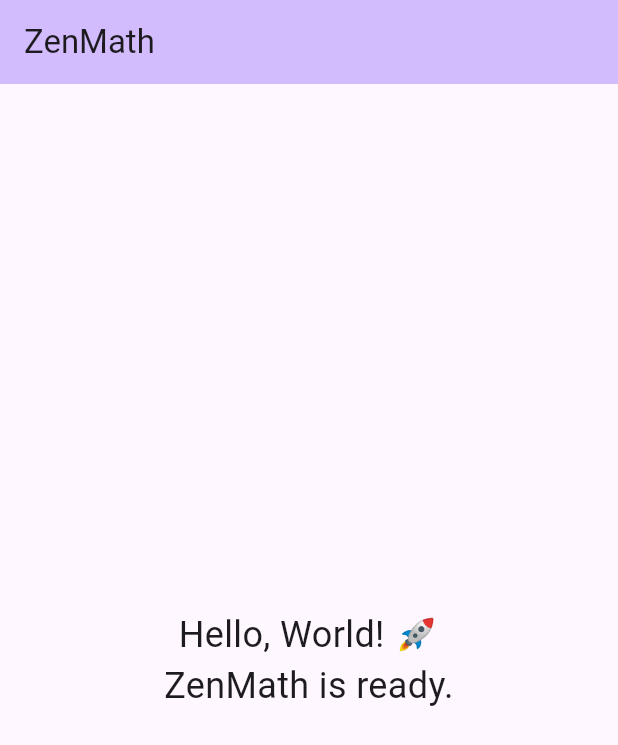
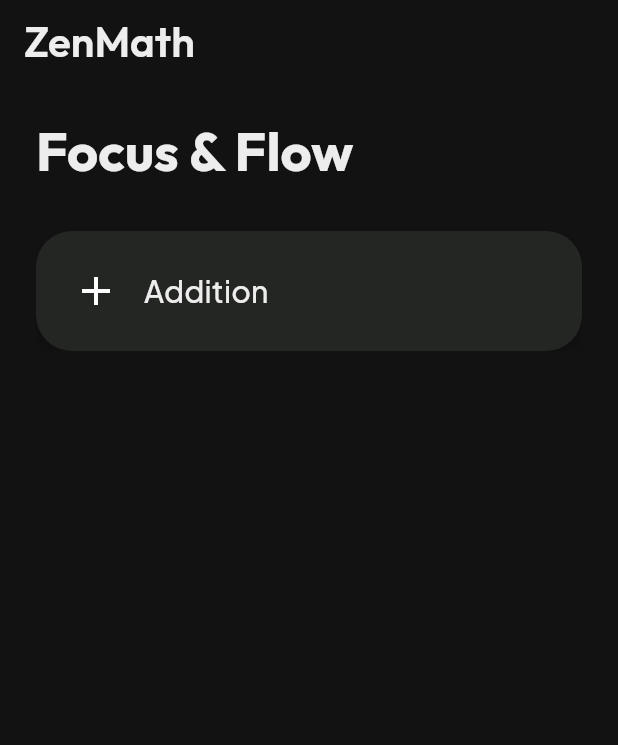
Before and after one commit to liebertjohan-art/zenmath, a Flutter app: the screen it shows after launch, on a phone screen of 412 x 824 dp. Shown: the top 745 px of the screen. Run offline on Flutter 3.47's test engine with Material 3 defaults, Android fonts, the phone set to English and light mode, and no system bars; our stand-ins replace flutter_riverpod, go_router, google_fonts.

Commit message:
feat(phase0): implement foundation, design system and base widgets

```diff
--- /dev/null
+++ b/lib/core/theme/app_theme.dart
@@ -0,0 +1,79 @@
+import 'package:flutter/material.dart';
+import 'package:google_fonts/google_fonts.dart';
+import 'zen_colors.dart';
+
+class AppTheme {
+  static ThemeData get darkTheme {
+    final textTheme = TextTheme(
+      displayLarge: GoogleFonts.outfit(
+        fontSize: 48,
+        fontWeight: FontWeight.bold,
+        color: ZenColors.textPrimary,
+      ),
+      displayMedium: GoogleFonts.outfit(
+        fontSize: 36,
+        fontWeight: FontWeight.bold,
+        color: ZenColors.textPrimary,
+      ),
+      titleLarge: GoogleFonts.outfit(
+        fontSize: 28,
+        fontWeight: FontWeight.w600,
+        color: ZenColors.textPrimary,
+      ),
+      titleMedium: GoogleFonts.plusJakartaSans(
+        fontSize: 20,
+        fontWeight: FontWeight.w500,
+        color: ZenColors.textPrimary,
+      ),
+      bodyLarge: GoogleFonts.plusJakartaSans(
+        fontSize: 16,
+        fontWeight: FontWeight.normal,
+        color: ZenColors.textPrimary,
+      ),
+      bodyMedium: GoogleFonts.plusJakartaSans(
+        fontSize: 14,
+        fontWeight: FontWeight.normal,
+        color: ZenColors.textPrimary,
+      ),
+      labelLarge: GoogleFonts.plusJakartaSans(
+        fontSize: 16,
+        fontWeight: FontWeight.w600,
+        color: ZenColors.zenGold,
+      ),
+      labelSmall: GoogleFonts.plusJakartaSans(
+        fontSize: 12,
+        fontWeight: FontWeight.w500,
+        color: ZenColors.textSecondary,
+      ),
+    );
+
+    return ThemeData(
+      useMaterial3: true,
+      brightness: Brightness.dark,
+      scaffoldBackgroundColor: ZenColors.midnightBlack,
+      primaryColor: ZenColors.zenGold,
+      colorScheme: const ColorScheme.dark(
+        primary: ZenColors.zenGold,
+        secondary: ZenColors.sageGreen,
+        surface: ZenColors.deepSlate,
+        error: ZenColors.softCoral,
+        onPrimary: ZenColors.midnightBlack,
+        onSurface: ZenColors.textPrimary,
+      ),
+      textTheme: textTheme,
+      cardTheme: CardTheme(
+        color: ZenColors.deepSlate,
+        elevation: 0,
+        shape: RoundedRectangleBorder(
+          borderRadius: BorderRadius.circular(24.0),
+        ),
+      ),
+      appBarTheme: const AppBarTheme(
+        backgroundColor: Colors.transparent,
+        elevation: 0,
+        centerTitle: false,
+        scrolledUnderElevation: 0,
+      ),
+    );
+  }
+}
--- /dev/null
+++ b/lib/core/theme/zen_colors.dart
@@ -0,0 +1,16 @@
+import 'package:flutter/material.dart';
+
+class ZenColors {
+  // Background & Surface
+  static const Color midnightBlack = Color(0xFF121212);
+  static const Color deepSlate = Color(0xFF242623);
+
+  // Brand & Accents
+  static const Color zenGold = Color(0xFFD4AF37);
+  static const Color sageGreen = Color(0xFF8BA888);
+  static const Color softCoral = Color(0xFFE07A5F);
+
+  // Text
+  static const Color textPrimary = Color(0xFFEDEDED);
+  static const Color textSecondary = Color(0xFFA0A0A0);
+}
--- /dev/null
+++ b/lib/core/theme/zen_spacing.dart
@@ -0,0 +1,20 @@
+import 'package:flutter/material.dart';
+
+class ZenSpacing {
+  static const double xs = 8.0;
+  static const double sm = 16.0;
+  static const double md = 24.0;
+  static const double lg = 32.0;
+  static const double xl = 48.0;
+  static const double xxl = 64.0;
+}
+
+class ZenRadii {
+  static const double sm = 12.0;
+  static const double md = 24.0;
+  static const double lg = 32.0;
+
+  static const BorderRadius smRadius = BorderRadius.all(Radius.circular(sm));
+  static const BorderRadius mdRadius = BorderRadius.all(Radius.circular(md));
+  static const BorderRadius lgRadius = BorderRadius.all(Radius.circular(lg));
+}
--- /dev/null
+++ b/lib/core/widgets/glass_bottom_sheet.dart
@@ -0,0 +1,66 @@
+import 'dart:ui';
+import 'package:flutter/material.dart';
+import '../theme/zen_colors.dart';
+import '../theme/zen_spacing.dart';
+
+class GlassBottomSheet extends StatelessWidget {
+  final Widget child;
+
+  const GlassBottomSheet({
+    super.key,
+    required this.child,
+  });
+
+  static Future<T?> show<T>(BuildContext context, {required Widget child}) {
+    return showModalBottomSheet<T>(
+      context: context,
+      backgroundColor: Colors.transparent,
+      isScrollControlled: true,
+      barrierColor: Colors.black.withOpacity(0.5),
+      builder: (context) => GlassBottomSheet(child: child),
+    );
+  }
+
+  @override
+  Widget build(BuildContext context) {
+    return BackdropFilter(
+      filter: ImageFilter.blur(sigmaX: 10.0, sigmaY: 10.0),
+      child: Container(
+        decoration: BoxDecoration(
+          color: ZenColors.deepSlate.withOpacity(0.8),
+          borderRadius: const BorderRadius.vertical(top: Radius.circular(ZenRadii.lg)),
+          border: Border(
+            top: BorderSide(
+              color: ZenColors.textPrimary.withOpacity(0.1),
+              width: 1,
+            ),
+          ),
+        ),
+        padding: const EdgeInsets.only(
+          top: ZenSpacing.md,
+          left: ZenSpacing.md,
+          right: ZenSpacing.md,
+          bottom: ZenSpacing.xl,
+        ),
+        child: SafeArea(
+          child: Column(
+            mainAxisSize: MainAxisSize.min,
+            children: [
+              // Drag handle
+              Container(
+                width: 40,
+                height: 4,
+                margin: const EdgeInsets.only(bottom: ZenSpacing.lg),
+                decoration: BoxDecoration(
+                  color: ZenColors.textSecondary.withOpacity(0.3),
+                  borderRadius: BorderRadius.circular(2),
+                ),
+              ),
+              child,
+            ],
+          ),
+        ),
+      ),
+    );
+  }
+}
--- /dev/null
+++ b/lib/core/widgets/zen_card.dart
@@ -0,0 +1,48 @@
+import 'package:flutter/material.dart';
+import '../theme/zen_colors.dart';
+import '../theme/zen_spacing.dart';
+
+class ZenCard extends StatelessWidget {
+  final Widget child;
+  final EdgeInsetsGeometry padding;
+  final VoidCallback? onTap;
+  final Color? backgroundColor;
+
+  const ZenCard({
+    super.key,
+    required this.child,
+    this.padding = const EdgeInsets.all(ZenSpacing.md),
+    this.onTap,
+    this.backgroundColor,
+  });
+
+  @override
+  Widget build(BuildContext context) {
+    return Material(
+      color: Colors.transparent,
+      child: InkWell(
+        onTap: onTap,
+        borderRadius: ZenRadii.mdRadius,
+        splashColor: ZenColors.zenGold.withOpacity(0.1),
+        highlightColor: ZenColors.zenGold.withOpacity(0.05),
+        child: Ink(
+          decoration: BoxDecoration(
+            color: backgroundColor ?? ZenColors.deepSlate,
+            borderRadius: ZenRadii.mdRadius,
+            boxShadow: [
+              BoxShadow(
+                color: Colors.black.withOpacity(0.2),
+                blurRadius: 10,
+                offset: const Offset(0, 4),
+              ),
+            ],
+          ),
+          child: Padding(
+            padding: padding,
+            child: child,
+          ),
+        ),
+      ),
+    );
+  }
+}
--- /dev/null
+++ b/lib/core/widgets/zen_scaffold.dart
@@ -0,0 +1,28 @@
+import 'package:flutter/material.dart';
+import '../theme/zen_colors.dart';
+
+class ZenScaffold extends StatelessWidget {
+  final Widget body;
+  final PreferredSizeWidget? appBar;
+  final Widget? bottomNavigationBar;
+  final bool extendBodyBehindAppBar;
+
+  const ZenScaffold({
+    super.key,
+    required this.body,
+    this.appBar,
+    this.bottomNavigationBar,
+    this.extendBodyBehindAppBar = false,
+  });
+
+  @override
+  Widget build(BuildContext context) {
+    return Scaffold(
+      backgroundColor: ZenColors.midnightBlack,
+      appBar: appBar,
+      extendBodyBehindAppBar: extendBodyBehindAppBar,
+      body: body,
+      bottomNavigationBar: bottomNavigationBar,
+    );
+  }
+}
--- a/lib/main.dart
+++ b/lib/main.dart
@@ -1,41 +1,80 @@
 import 'package:flutter/material.dart';
+import 'package:flutter_riverpod/flutter_riverpod.dart';
+import 'package:go_router/go_router.dart';
+import 'core/theme/app_theme.dart';
+import 'core/widgets/zen_scaffold.dart';
+import 'core/widgets/zen_card.dart';
 
 void main() {
-  runApp(const MyApp());
+  runApp(
+    const ProviderScope(
+      child: ZenMathApp(),
+    ),
+  );
 }
 
-class MyApp extends StatelessWidget {
-  const MyApp({super.key});
+final _router = GoRouter(
+  initialLocation: '/',
+  routes: [
+    GoRoute(
+      path: '/',
+      builder: (context, state) => const HomeScreen(),
+    ),
+  ],
+);
+
+class ZenMathApp extends StatelessWidget {
+  const ZenMathApp({super.key});
 
   @override
   Widget build(BuildContext context) {
-    return MaterialApp(
+    return MaterialApp.router(
       title: 'ZenMath',
+      theme: AppTheme.darkTheme,
+      routerConfig: _router,
       debugShowCheckedModeBanner: false,
-      theme: ThemeData(
-        colorScheme: ColorScheme.fromSeed(seedColor: Colors.deepPurple),
-        useMaterial3: true,
-      ),
-      home: const HomePage(),
     );
   }
 }
 
-class HomePage extends StatelessWidget {
-  const HomePage({super.key});
+class HomeScreen extends StatelessWidget {
+  const HomeScreen({super.key});
 
   @override
   Widget build(BuildContext context) {
-    return Scaffold(
+    return ZenScaffold(
       appBar: AppBar(
-        backgroundColor: Theme.of(context).colorScheme.inversePrimary,
-        title: const Text('ZenMath'),
+        title: Text(
+          'ZenMath',
+          style: Theme.of(context).textTheme.titleLarge,
+        ),
       ),
-      body: const Center(
-        child: Text(
-          'Hello, World! 🚀\nZenMath is ready.',
-          textAlign: TextAlign.center,
-          style: TextStyle(fontSize: 24),
+      body: SafeArea(
+        child: Padding(
+          padding: const EdgeInsets.all(24.0), // ZenSpacing.md
+          child: Column(
+            crossAxisAlignment: CrossAxisAlignment.start,
+            children: [
+              Text(
+                'Focus & Flow',
+                style: Theme.of(context).textTheme.displayMedium,
+              ),
+              const SizedBox(height: 32),
+              ZenCard(
+                onTap: () {},
+                child: Row(
+                  children: [
+                    const Icon(Icons.add, size: 32),
+                    const SizedBox(width: 16),
+                    Text(
+                      'Addition',
+                      style: Theme.of(context).textTheme.titleMedium,
+                    ),
+                  ],
+                ),
+              ),
+            ],
+          ),
         ),
       ),
     );
```
Also changed, not shown: pubspec.yaml (+8 -0 lines), 3 other files.
